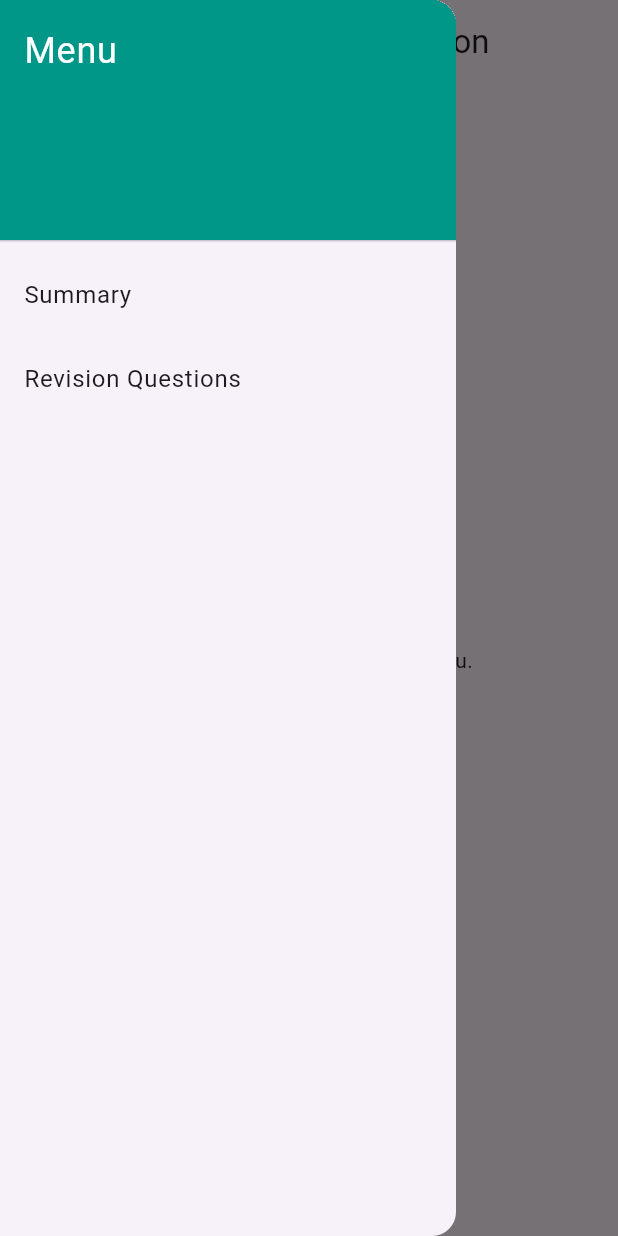
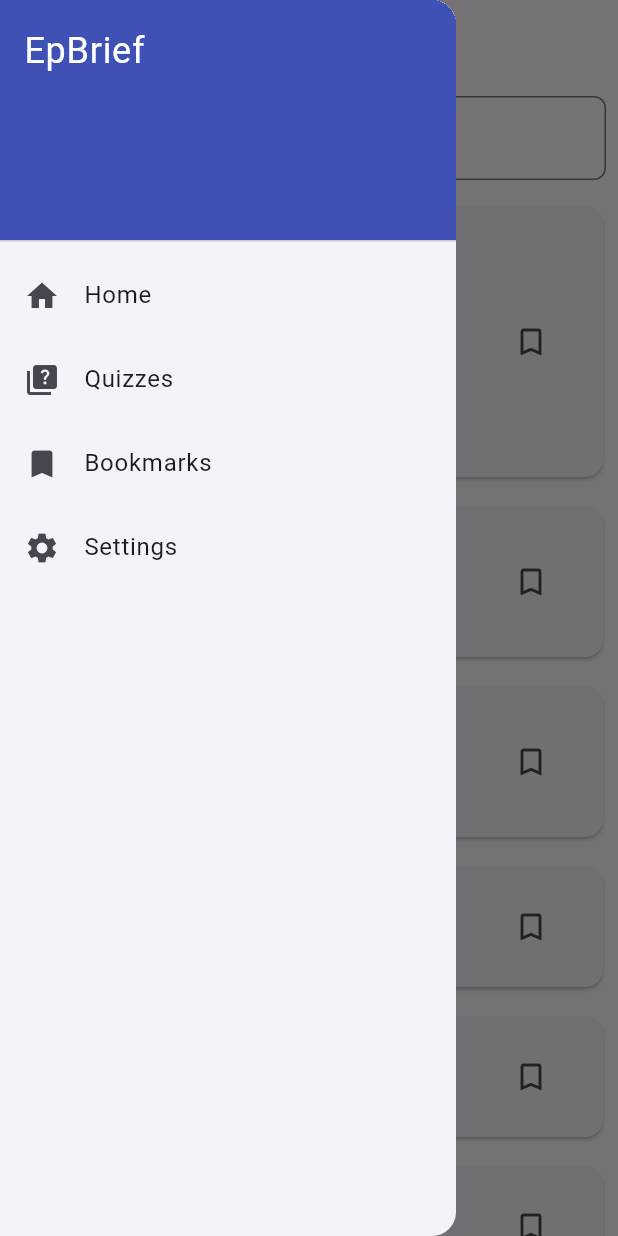
Before and after one commit to musamutuku/epbrief, a Flutter app: the screen it shows after launch, with the side drawer open, on a phone screen of 412 x 824 dp. Run offline on Flutter 3.47's test engine with Material 3 defaults, Android fonts, the phone set to English and light mode, and no system bars.

Commit message:
app update

```diff
--- a/lib/data/revision_questions.dart
+++ /dev/null
@@ -1,6 +0,0 @@
-List<String> questions = [
-  "Explain the role of entrepreneurship in economic development.",
-  "List and describe five traits of a successful entrepreneur.",
-  "What are the sources of business ideas?",
-  "Explain the process of opportunity identification.",
-];
--- a/lib/data/summary_data.dart
+++ /dev/null
@@ -1,6 +0,0 @@
-List<String> summary = [
-  "Definition of Entrepreneurship...",
-  "Characteristics of an Entrepreneur...",
-  "Types of Entrepreneurs...",
-  "Importance of Entrepreneurship...",
-];
--- a/lib/main.dart
+++ b/lib/main.dart
@@ -1,17 +1,179 @@
 import 'package:flutter/material.dart';
-import 'pages/home_page.dart';
+import 'notes_screen.dart';
+import 'quiz_screen.dart';
+
 
 void main() {
-  runApp(EntrepreneurshipApp());
+  runApp(SmartPreneurApp());
 }
 
-class EntrepreneurshipApp extends StatelessWidget {
+class SmartPreneurApp extends StatefulWidget {
+  @override
+  _SmartPreneurAppState createState() => _SmartPreneurAppState();
+}
+
+class _SmartPreneurAppState extends State<SmartPreneurApp> {
+  ThemeMode _themeMode = ThemeMode.light;
+
+  void _toggleTheme(bool isDark) {
+    setState(() {
+      _themeMode = isDark ? ThemeMode.dark : ThemeMode.light;
+    });
+  }
+
   @override
   Widget build(BuildContext context) {
     return MaterialApp(
-      title: 'Entrepreneurship Revision',
-      theme: ThemeData(primarySwatch: Colors.teal),
-      home: HomePage(),
+      debugShowCheckedModeBanner: false,
+      title: 'EpBrief',
+      theme: ThemeData(primarySwatch: Colors.indigo),
+      darkTheme: ThemeData.dark(),
+      themeMode: _themeMode,
+      home: HomeScreen(toggleTheme: _toggleTheme),
     );
   }
 }
+
+class HomeScreen extends StatefulWidget {
+  final Function(bool) toggleTheme;
+  HomeScreen({required this.toggleTheme});
+
+  @override
+  _HomeScreenState createState() => _HomeScreenState();
+}
+
+class _HomeScreenState extends State<HomeScreen> {
+  int _selectedIndex = 0;
+  final Set<String> _bookmarkedTitles = {};
+
+  final List<Widget> _screens = [];
+
+  @override
+  void initState() {
+    super.initState();
+    _screens.addAll([
+      NotesScreen(onBookmarkToggle: _toggleBookmark, isBookmarked: _isBookmarked),
+      QuizScreen(),
+      BookmarksScreen(getBookmarks: () => _bookmarkedTitles),
+      SettingsScreen(toggleTheme: widget.toggleTheme),
+    ]);
+  }
+
+  void _toggleBookmark(String title) {
+    setState(() {
+      if (_bookmarkedTitles.contains(title)) {
+        _bookmarkedTitles.remove(title);
+      } else {
+        _bookmarkedTitles.add(title);
+      }
+    });
+  }
+
+  bool _isBookmarked(String title) => _bookmarkedTitles.contains(title);
+
+  void _onItemTapped(int index) {
+    setState(() {
+      _selectedIndex = index;
+    });
+    Navigator.pop(context); // Close drawer on tap
+  }
+
+  @override
+  Widget build(BuildContext context) {
+    return Scaffold(
+      appBar: AppBar(title: Text('EpBrief')),
+      drawer: Drawer(
+        child: ListView(
+          padding: EdgeInsets.zero,
+          children: [
+            DrawerHeader(
+              decoration: BoxDecoration(color: Colors.indigo),
+              child: Text('EpBrief', style: TextStyle(color: Colors.white, fontSize: 24)),
+            ),
+            ListTile(
+              leading: Icon(Icons.home),
+              title: Text('Home'),
+              onTap: () => _onItemTapped(0),
+            ),
+            ListTile(
+              leading: Icon(Icons.quiz),
+              title: Text('Quizzes'),
+              onTap: () => _onItemTapped(1),
+            ),
+            ListTile(
+              leading: Icon(Icons.bookmark),
+              title: Text('Bookmarks'),
+              onTap: () => _onItemTapped(2),
+            ),
+            ListTile(
+              leading: Icon(Icons.settings),
+              title: Text('Settings'),
+              onTap: () => _onItemTapped(3),
+            ),
+          ],
+        ),
+      ),
+      body: _screens[_selectedIndex],
+    );
+  }
+}
+
+class SettingsScreen extends StatefulWidget {
+  final Function(bool) toggleTheme;
+  SettingsScreen({required this.toggleTheme});
+
+  @override
+  _SettingsScreenState createState() => _SettingsScreenState();
+}
+
+class _SettingsScreenState extends State<SettingsScreen> {
+  bool _isDark = false;
+
+  @override
+  Widget build(BuildContext context) {
+    return ListView(
+      padding: EdgeInsets.all(16),
+      children: [
+        SwitchListTile(
+          title: Text("Dark Mode"),
+          value: _isDark,
+          onChanged: (val) {
+            setState(() => _isDark = val);
+            widget.toggleTheme(val);
+          },
+        ),
+        Divider(),
+        ListTile(
+          title: Text("About EpBrief"),
+          subtitle: Text("An app to help you revise entrepreneurship notes and test yourself with quizzes."),
+        ),
+        Divider(),
+        ListTile(
+          title: Text("Contact"),
+          subtitle: Text("Email: support@epbrief.com\nPhone: +254 712 345 678"),
+        )
+      ],
+    );
+  }
+}
+
+class BookmarksScreen extends StatelessWidget {
+  final Set<String> Function() getBookmarks;
+
+  BookmarksScreen({required this.getBookmarks});
+
+  @override
+  Widget build(BuildContext context) {
+    final bookmarks = getBookmarks().toList();
+
+    return bookmarks.isEmpty
+        ? Center(child: Text('No bookmarks yet.', style: TextStyle(fontSize: 18)))
+        : ListView.builder(
+            itemCount: bookmarks.length,
+            itemBuilder: (context, index) => ListTile(
+              leading: Icon(Icons.bookmark),
+              title: Text(bookmarks[index]),
+            ),
+          );
+  }
+}
--- /dev/null
+++ b/lib/notes_screen.dart
@@ -0,0 +1,105 @@
+import 'package:flutter/material.dart';
+
+class NotesScreen extends StatefulWidget {
+  final Function(String) onBookmarkToggle;
+  final bool Function(String) isBookmarked;
+
+  NotesScreen({required this.onBookmarkToggle, required this.isBookmarked});
+
+  @override
+  _NotesScreenState createState() => _NotesScreenState();
+}
+
+class _NotesScreenState extends State<NotesScreen> {
+  final List<Map<String, dynamic>> topics = [
+    {
+      'title': 'Introduction to Entrepreneurship',
+      'points': [
+        'Definition',
+        'Key Concepts',
+        'Characteristics',
+        'Importance',
+        'Types',
+        'Myths',
+        'Entrepreneur vs Manager'
+      ]
+    },
+    {
+      'title': 'Business Plan',
+      'points': ['Definition', 'Key components', 'Benefits']
+    },
+    {
+      'title': 'Market Research',
+      'points': ['Definition', 'Methods', 'Analysis']
+    },
+    {
+      'title': 'Capital',
+      'points': ['Sources of capital', 'Bootstrapping']
+    },
+    {
+      'title': 'Innovation',
+      'points': ['Types', 'Strategies']
+    },
+    {
+      'title': 'Risks',
+      'points': ['Types', 'Management']
+    },
+  ];
+
+  String _searchQuery = '';
+
+  @override
+  Widget build(BuildContext context) {
+    final filteredTopics = topics
+        .where((topic) => topic['title'].toLowerCase().contains(_searchQuery.toLowerCase()))
+        .toList();
+
+    return Column(
+      children: [
+        Padding(
+          padding: const EdgeInsets.all(8.0),
+          child: TextField(
+            decoration: InputDecoration(
+              hintText: 'Search topics...',
+              prefixIcon: Icon(Icons.search),
+              border: OutlineInputBorder(borderRadius: BorderRadius.circular(8.0)),
+            ),
+            onChanged: (value) {
+              setState(() {
+                _searchQuery = value;
+              });
+            },
+          ),
+        ),
+        Expanded(
+          child: ListView.builder(
+            itemCount: filteredTopics.length,
+            itemBuilder: (context, index) {
+              final title = filteredTopics[index]['title'];
+              return Card(
+                margin: EdgeInsets.all(10),
+                child: ListTile(
+                  title: Text(title),
+                  subtitle: Column(
+                    crossAxisAlignment: CrossAxisAlignment.start,
+                    children: List.generate(
+                      filteredTopics[index]['points'].length,
+                      (i) => Text('\u2022 ' + filteredTopics[index]['points'][i]),
+                    ),
+                  ),
+                  trailing: IconButton(
+                    icon: Icon(
+                      widget.isBookmarked(title) ? Icons.bookmark : Icons.bookmark_border,
+                      color: widget.isBookmarked(title) ? Colors.indigo : null,
+                    ),
+                    onPressed: () => widget.onBookmarkToggle(title),
+                  ),
+                ),
+              );
+            },
+          ),
+        ),
+      ],
+    );
+  }
+}
--- a/lib/pages/home_page.dart
+++ /dev/null
@@ -1,15 +0,0 @@
-import 'package:flutter/material.dart';
-import 'summary_page.dart';
-import 'revision_page.dart';
-import '../widgets/navigation_drawer.dart';
-
-class HomePage extends StatelessWidget {
-  @override
-  Widget build(BuildContext context) {
-    return Scaffold(
-      appBar: AppBar(title: Text('Entrepreneurship Revision')),
-      drawer: NavigationDrawerWidget(),
-      body: Center(child: Text("Welcome! Choose from the menu.")),
-    );
-  }
-}
--- a/lib/pages/summary_page.dart
+++ /dev/null
@@ -1,17 +0,0 @@
-import 'package:flutter/material.dart';
-import '../data/summary_data.dart';
-
-class SummaryPage extends StatelessWidget {
-  @override
-  Widget build(BuildContext context) {
-    return Scaffold(
-      appBar: AppBar(title: Text('Summary')),
-      body: ListView.builder(
-        itemCount: summary.length,
-        itemBuilder: (context, index) {
-          return ListTile(title: Text(summary[index]));
-        },
-      ),
-    );
-  }
-}
--- a/lib/widgets/navigation_drawer.dart
+++ /dev/null
@@ -1,31 +0,0 @@
-import 'package:flutter/material.dart';
-import '../pages/summary_page.dart';
-import '../pages/revision_page.dart';
-
-class NavigationDrawerWidget extends StatelessWidget {
-  @override
-  Widget build(BuildContext context) {
-    return Drawer(
-      child: ListView(
-        children: [
-          DrawerHeader(
-            child: Text("Menu", style: TextStyle(fontSize: 24, color: Colors.white)),
-            decoration: BoxDecoration(color: Colors.teal),
-          ),
-          ListTile(
-            title: Text('Summary'),
-            onTap: () {
-              Navigator.push(context, MaterialPageRoute(builder: (context) => SummaryPage()));
-            },
-          ),
-          ListTile(
-            title: Text('Revision Questions'),
-            onTap: () {
-              Navigator.push(context, MaterialPageRoute(builder: (context) => RevisionPage()));
-            },
-          ),
-        ],
-      ),
-    );
-  }
-}
```
Also changed, not shown: lib/pages/revision_page.dart (deleted, +0 -43 lines), lib/quiz_screen.dart (added, +85 -0 lines), lib/screens/quiz_screen.dart (added, +88 -0 lines), lib/screens/settings_screen.dart (added, +37 -0 lines), pubspec.lock.
